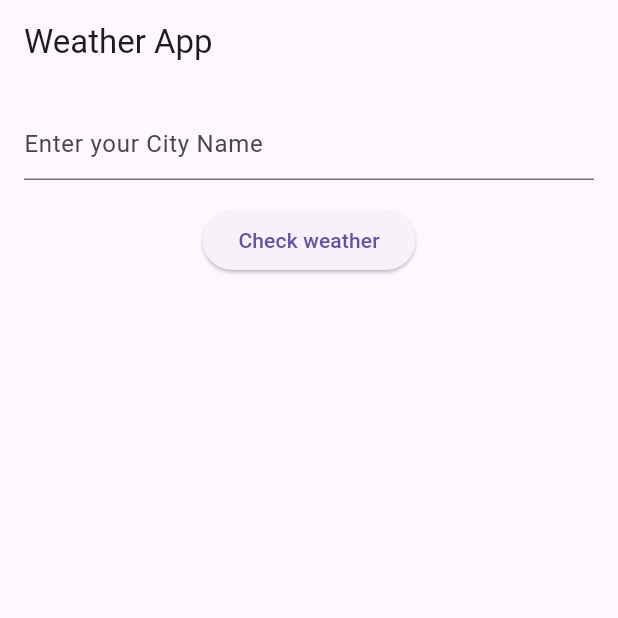
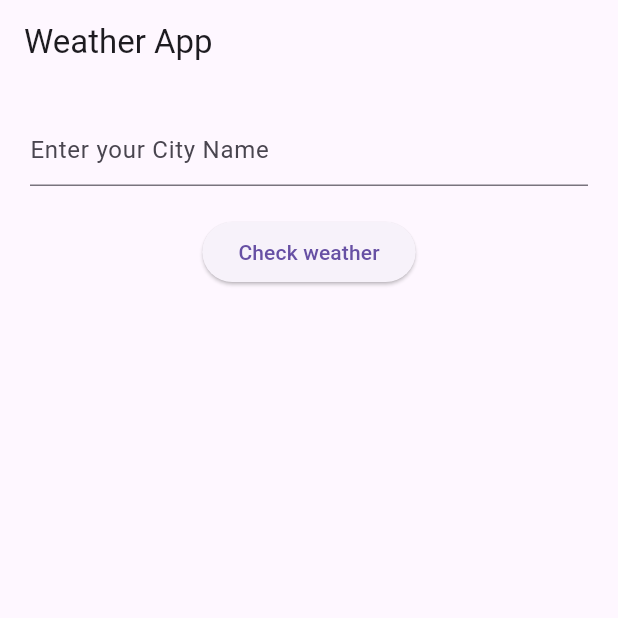
Before and after one commit to dannijanni604/serverpod-weather-app, a Flutter app: the screen it shows after launch, on a phone screen of 412 x 824 dp, the top half of it. Run offline on Flutter 3.47's test engine with Material 3 defaults, Android fonts, the phone set to English and light mode, and no system bars; our stand-ins replace get; missing offline and left inert: serverpod, serverpod_client, serverpod_flutter.

Commit message:
Update weather_view.dart

```diff
--- a/apis_with_serverpod_flutter/lib/weather_view.dart
+++ b/apis_with_serverpod_flutter/lib/weather_view.dart
@@ -11,17 +11,26 @@ class WeatherView extends StatelessWidget {
     return Scaffold(
         appBar: AppBar(title: const Text('Weather App')),
         body: Padding(
-            padding: const EdgeInsets.all(16),
+            padding: const EdgeInsets.all(20),
             child: Column(children: [
               Padding(
-                  padding: const EdgeInsets.only(bottom: 16.0),
-                  child: TextField(controller: controller.textEditingController, decoration: const InputDecoration(hintText: 'Enter your City Name'))),
-              Padding(padding: const EdgeInsets.only(bottom: 16.0), child: ElevatedButton(onPressed: controller.fetchWeather, child: const Text('Check weather'))),
+                  padding: const EdgeInsets.only(bottom: 20),
+                  child: TextField(
+                      controller: controller.textEditingController,
+                      decoration: const InputDecoration(
+                          hintText: 'Enter your City Name'))),
+              Padding(
+                  padding: const EdgeInsets.only(bottom: 20),
+                  child: ElevatedButton(
+                      onPressed: controller.fetchWeather,
+                      child: const Text('Check weather'))),
               Obx(() => controller.resultMessage.isNotEmpty
                   ? Container(
-                      height: 50,
+                      height: 52,
                       color: Colors.grey,
-                      child: Center(child: Text("${controller.textEditingController.text} weather is :${controller.resultMessage.value}")))
+                      child: Center(
+                          child: Text(
+                              "${controller.textEditingController.text} weather is :${controller.resultMessage.value}")))
                   : const SizedBox())
             ])));
   }
```
